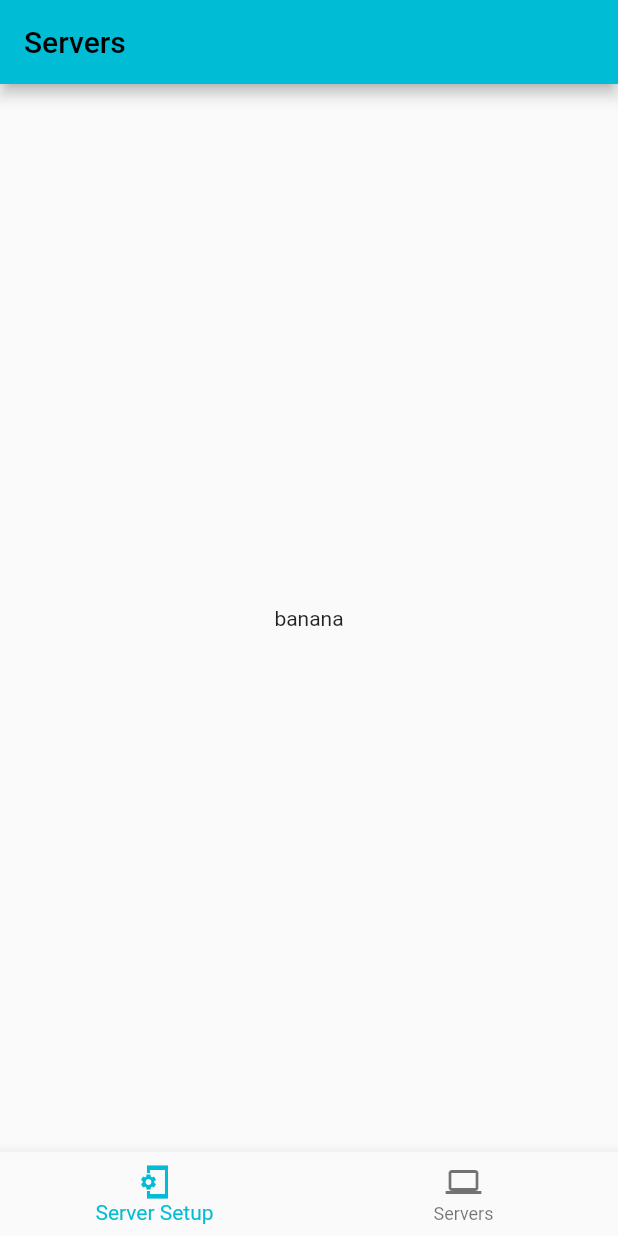
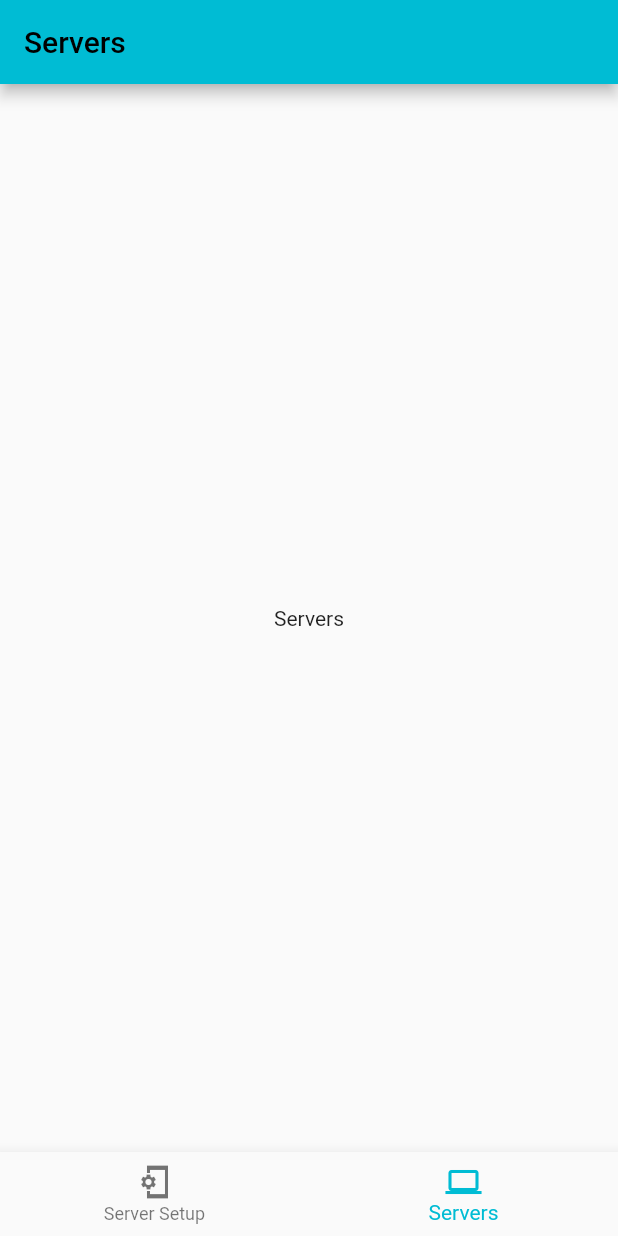
Before and after one commit to RobKabob1/uptime, a Flutter app: the screen it shows after launch, on a phone screen of 412 x 824 dp. Run offline on Flutter 3.47's test engine with Material 2 defaults, Android fonts, the phone set to English and light mode, and no system bars; our stand-ins replace go_router.

Commit message:
Built in Bottom Nav Bar Highlighting

```diff
--- a/lib/screens/servers.dart
+++ b/lib/screens/servers.dart
@@ -10,6 +10,13 @@ class Servers extends StatefulWidget {
 }
 
 class _ServersState extends State<Servers> {
+  int _selectedIndex = 1;
+  void _onItemTapped(int index) {
+    setState(() {
+      _selectedIndex = index;
+    });
+  }
+
   @override
   Widget build(BuildContext context) {
     return Scaffold(
@@ -17,7 +24,7 @@ class _ServersState extends State<Servers> {
           title: Text(widget.title),
         ),
         body: const Center(
-          child: Text("banana"),
+          child: Text("Servers"),
         ),
         bottomNavigationBar: BottomNavigationBar(
           items: const <BottomNavigationBarItem>[
@@ -30,6 +37,9 @@ class _ServersState extends State<Servers> {
               label: 'Servers',
             ),
           ],
+          currentIndex: _selectedIndex,
+          selectedItemColor: Colors.cyan,
+          onTap: _onItemTapped,
         ));
   }
 }
```
